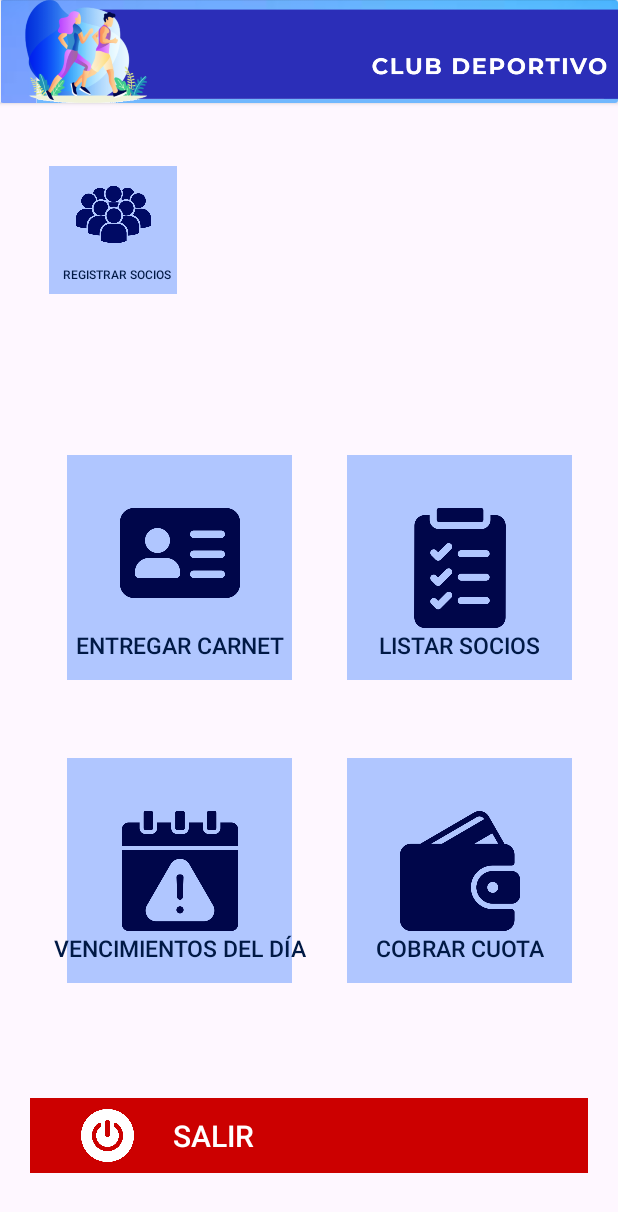
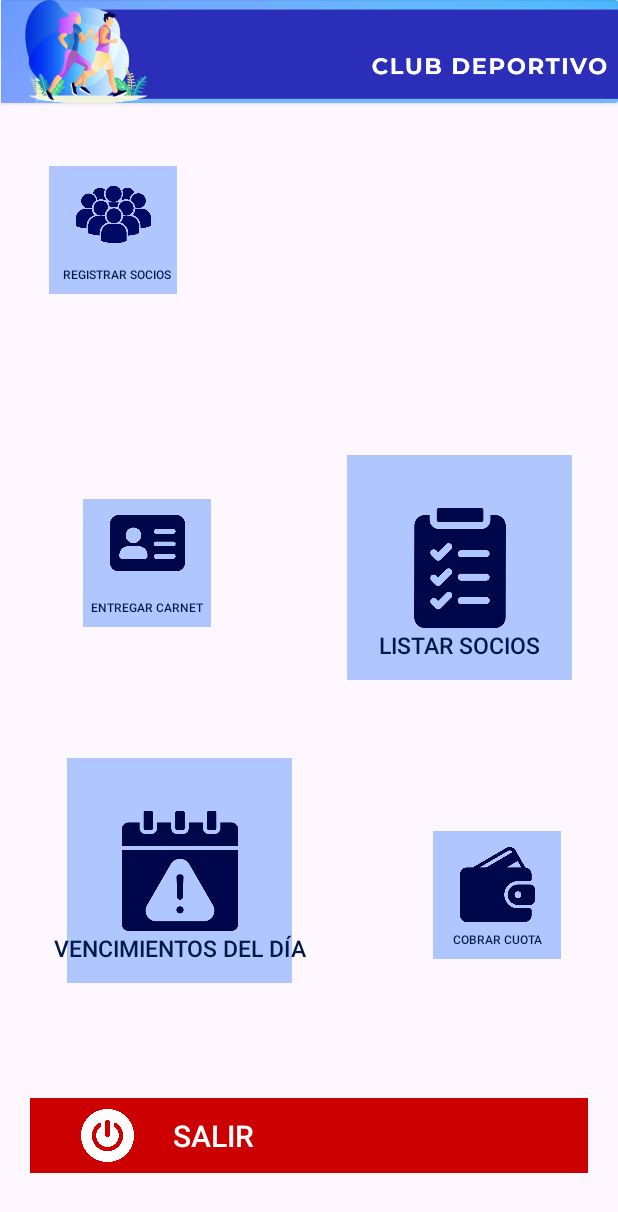
Before and after one commit to elavincho/ClubDeportivoApp, an Android app: the PantallaPrincipalActivity screen opened directly, with no data from a screen before it, on a phone screen of 412 x 824 dp. Shown: the top 1212 px of the screen. Run offline under Robolectric (Android 15) with nearby library versions, the phone set to English and light mode, and no system bars.

Commit message:
Modifico tamaño de botones

```diff
--- a/app/src/main/res/layout/activity_pantalla_principal.xml
+++ b/app/src/main/res/layout/activity_pantalla_principal.xml
@@ -83,8 +83,8 @@
     <!-- Cobrar Cuota, por ahora lo dejo abajo para poder cambiar el diseño-->
     <View
         android:id="@+id/viewCobrar"
-        android:layout_width="150dp"
-        android:layout_height="150dp"
+        android:layout_width="85dp"
+        android:layout_height="85dp"
         android:background="@android:color/system_accent1_200"
         app:layout_constraintBottom_toBottomOf="parent"
         app:layout_constraintEnd_toEndOf="parent"
@@ -103,7 +103,7 @@
         android:gravity="center_vertical"
         android:text="COBRAR CUOTA"
         android:textColor="@android:color/system_accent1_900"
-        android:textSize="15sp"
+        android:textSize="8sp"
         android:textStyle="bold"
         app:layout_constraintBottom_toBottomOf="@+id/viewCobrar"
         app:layout_constraintEnd_toEndOf="@+id/viewCobrar"
@@ -116,22 +116,22 @@
 
     <ImageView
         android:id="@+id/imageViewCobrar"
-        android:layout_width="80dp"
-        android:layout_height="80dp"
+        android:layout_width="50dp"
+        android:layout_height="50dp"
         android:src="@drawable/billetera_azul"
         app:layout_constraintBottom_toBottomOf="@+id/viewCobrar"
         app:layout_constraintEnd_toEndOf="@+id/viewCobrar"
         app:layout_constraintHorizontal_bias="0.5"
         app:layout_constraintStart_toStartOf="@+id/viewCobrar"
         app:layout_constraintTop_toTopOf="@+id/viewCobrar"
-        app:layout_constraintVertical_bias="0.5"
+        app:layout_constraintVertical_bias="0.3"
         tools:ignore="ContentDescription" />
 
     <!-- Entregar Carnet -->
     <View
         android:id="@+id/carnet"
-        android:layout_width="150dp"
-        android:layout_height="150dp"
+        android:layout_width="85dp"
+        android:layout_height="85dp"
         android:background="@android:color/system_accent1_200"
         app:layout_constraintBottom_toBottomOf="parent"
         app:layout_constraintEnd_toEndOf="parent"
@@ -149,7 +149,7 @@
         android:gravity="center_vertical"
         android:text="ENTREGAR CARNET"
         android:textColor="@android:color/system_accent1_900"
-        android:textSize="15sp"
+        android:textSize="8sp"
         android:textStyle="bold"
         app:layout_constraintBottom_toBottomOf="@+id/carnet"
         app:layout_constraintEnd_toEndOf="@+id/carnet"
@@ -162,15 +162,15 @@
 
     <ImageView
         android:id="@+id/imageWhisky"
-        android:layout_width="80dp"
-        android:layout_height="80dp"
+        android:layout_width="50dp"
+        android:layout_height="50dp"
         android:src="@drawable/carnet"
         app:layout_constraintBottom_toBottomOf="@+id/carnet"
         app:layout_constraintEnd_toEndOf="@+id/carnet"
         app:layout_constraintHorizontal_bias="0.5"
         app:layout_constraintStart_toStartOf="@+id/carnet"
         app:layout_constraintTop_toTopOf="@+id/carnet"
-        app:layout_constraintVertical_bias="0.5"
+        app:layout_constraintVertical_bias="0.3"
         tools:ignore="ContentDescription" />
 
 
```
